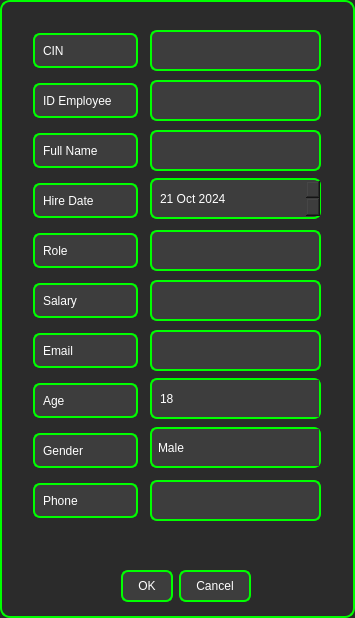
Qt form editemployee.ui (ProjetCpp-2425/projetcpp-smart-pharmacy-2a30) before a commit.
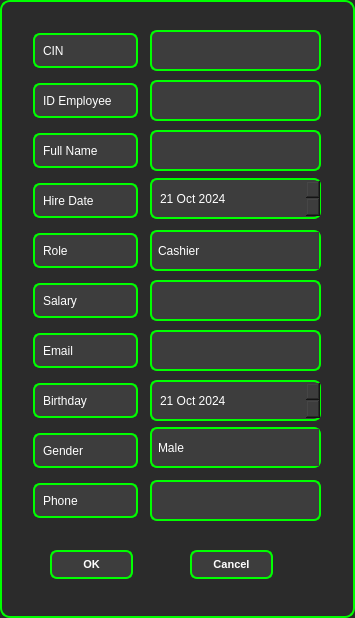
The same form after that commit. Icons and pictures are not drawn.

```diff
--- a/editemployee.ui
+++ b/editemployee.ui
@@ -92,51 +92,6 @@
     </datetime>
    </property>
   </widget>
-  <widget class="QLineEdit" name="roleLineEdit">
-   <property name="geometry">
-    <rect>
-     <x>150</x>
-     <y>230</y>
-     <width>171</width>
-     <height>41</height>
-    </rect>
-   </property>
-   <property name="styleSheet">
-    <string notr="true">/* QLineEdit Styling */
-QLineEdit {
-    border-style: solid;
-    background-color: #3d3d3d;  /* Same dark background as QPushButton */
-    color: #fff;  /* White text */
-    border-radius: 7px;  /* Rounded corners */
-    border-width: 2px;  /* Set border width */
-    border-color: #00ff00;  /* Green border */
-    padding: 6px;  /* Padding inside the line edit */
-    outline: none; /* Remove default focus outline */
-    selection-background-color: #2d89ef; /* Blue selection background */
-    selection-color: #fff; /* White selection text */
-}
-
-/* Hover effect */
-QLineEdit:hover {
-    background-color: qlineargradient(spread:pad, x1:0.517, y1:0, x2:0.517, y2:1, stop:0 rgba(45, 45, 45, 255), stop:1 rgba(29, 29, 29, 255));  /* Darker background on hover */
-    border-color: #2d89ef;  /* Blue border on hover */
-}
-
-/* Focused effect (when the user clicks into the QLineEdit) */
-QLineEdit:focus {
-    background-color: qlineargradient(spread:pad, x1:0.517, y1:0, x2:0.517, y2:1, stop:0 rgba(29, 29, 29, 255), stop:1 rgba(45, 45, 45, 255));  /* Slightly darker background when focused */
-    border-color: #da532c;  /* Red-orange border on focus */
-}
-
-/* Disabled QLineEdit */
-QLineEdit:disabled {
-    background-color: #2b2b2b;  /* Darker background for disabled state */
-    color: #aaaaaa;  /* Gray text when disabled */
-    border-color: #555555;  /* Lighter border when disabled */
-}
-</string>
-   </property>
-  </widget>
   <widget class="QLineEdit" name="fullNameLineEdit">
    <property name="geometry">
     <rect>
@@ -468,75 +423,6 @@
     <string>Email</string>
    </property>
   </widget>
-  <widget class="QSpinBox" name="ageLineEdit">
-   <property name="geometry">
-    <rect>
-     <x>150</x>
-     <y>378</y>
-     <width>171</width>
-     <height>41</height>
-    </rect>
-   </property>
-   <property name="styleSheet">
-    <string notr="true">/* QSpinBox Styling */
-QSpinBox {
-    border-style: solid;
-    background-color: #3d3d3d;  /* Same dark background */
-    color: #fff;  /* White text */
-    border-radius: 7px;  /* Rounded corners */
-    border-width: 2px;  /* Set border width */
-    border-color: #00ff00;  /* Green border */
-    padding: 6px;  /* Padding inside the spin box */
-    outline: none;  /* Remove default focus outline */
-    qproperty-alignment: 'AlignVCenter | AlignHCenter';  /* Align text to the center */
-}
-
-/* Up/Down arrows styling in QSpinBox */
-QSpinBox::up-button, QSpinBox::down-button {
-    width: 16px;  /* Width of the up/down arrow buttons */
-    background-color: #3d3d3d;  /* Same background color */
-    border: none;  /* Remove borders from the buttons */
-}
-
-QSpinBox::up-arrow, QSpinBox::down-arrow {
-    width: 8px;  /* Fix arrow size */
-    height: 8px;
-    border: none;
-    color: #fff;  /* White arrow */
-}
-
-QSpinBox::up-button:hover, QSpinBox::down-button:hover {
-    background-color: #2d2d2d;  /* Darker background on hover */
-}
-
-/* Hover effect */
-QSpinBox:hover {
-    color: #ccc;  /* Light gray text on hover */
-    background-color: qlineargradient(spread:pad, x1:0.517, y1:0, x2:0.517, y2:1, stop:0 rgba(45, 45, 45, 255), stop:1 rgba(29, 29, 29, 255));  /* Darker background */
-    border-color: #2d89ef;  /* Blue border on hover */
-}
-
-/* Focused effect */
-QSpinBox:focus {
-    background-color: qlineargradient(spread:pad, x1:0.517, y1:0, x2:0.517, y2:1, stop:0 rgba(29, 29, 29, 255), stop:1 rgba(45, 45, 45, 255));  /* Darker background on focus */
-    border-color: #da532c;  /* Orange border on focus */
-}
-
-/* Disabled SpinBox */
-QSpinBox:disabled {
-    background-color: #2b2b2b;  /* Darker background for disabled state */
-    color: #aaaaaa;  /* Gray text when disabled */
-    border-color: #555555;  /* Lighter border when disabled */
-}
-</string>
-   </property>
-   <property name="minimum">
-    <number>0</number>
-   </property>
-   <property name="value">
-    <number>18</number>
-   </property>
-  </widget>
   <widget class="QComboBox" name="genderCombobox">
    <property name="geometry">
     <rect>
@@ -702,63 +588,6 @@
 </string>
    </property>
   </widget>
-  <widget class="QDialogButtonBox" name="buttonBox_2">
-   <property name="geometry">
-    <rect>
-     <x>110</x>
-     <y>570</y>
-     <width>141</width>
-     <height>32</height>
-    </rect>
-   </property>
-   <property name="styleSheet">
-    <string notr="true">/* QDialogButtonBox Styling */
-QDialogButtonBox QPushButton {
-    border-style: solid;
-    background-color: #3d3d3d;  /* Same dark background */
-    color: #fff;  /* White text */
-    border-radius: 7px;  /* Rounded corners */
-    border-width: 2px;  /* Set border width */
-    border-color: #00ff00;  /* Green border */
-    padding: 8px 15px;  /* Padding for button spacing */
-    outline: none; /* Remove default focus outline */
-}
-
-/* Hover effect */
-QDialogButtonBox QPushButton:hover {
-    color: #ccc;  /* Light gray text on hover */
-    background-color: qlineargradient(spread:pad, x1:0.517, y1:0, x2:0.517, y2:1, stop:0 rgba(45, 45, 45, 255), stop:1 rgba(29, 29, 29, 255));  /* Darker background */
-    border-color: #2d89ef;  /* Blue border on hover */
-}
-
-/* Pressed/Clicked effect */
-QDialogButtonBox QPushButton:pressed {
-    background-color: qlineargradient(spread:pad, x1:0.517, y1:0, x2:0.517, y2:1, stop:0 rgba(29, 29, 29, 255), stop:1 rgba(45, 45, 45, 255));  /* Darker background on press */
-    border-color: #da532c;  /* Orange border when pressed */
-}
-
-/* Checked/Pressed button stays in this state */
-QDialogButtonBox QPushButton:checked {
-    background-color: #76797C;  /* Grayish background when checked */
-    border-color: #6A6969;  /* Gray border when checked */
-    color: #ffffff;  /* White text when checked */
-}
-
-/* Disabled Button */
-QDialogButtonBox QPushButton:disabled {
-    background-color: #2b2b2b;  /* Darker background for disabled button */
-    color: #aaaaaa;  /* Gray text when disabled */
-    border-color: #555555;  /* Lighter border when disabled */
-}
-</string>
-   </property>
-   <property name="orientation">
-    <enum>Qt::Horizontal</enum>
-   </property>
-   <property name="standardButtons">
-    <set>QDialogButtonBox::Cancel|QDialogButtonBox::Ok</set>
-   </property>
-  </widget>
   <widget class="QLabel" name="label">
    <property name="geometry">
     <rect>
@@ -902,9 +731,295 @@
 </string>
    </property>
    <property name="text">
-    <string>Age</string>
+    <string>Birthday</string>
    </property>
   </widget>
+  <widget class="QPushButton" name="okbutton">
+   <property name="geometry">
+    <rect>
+     <x>50</x>
+     <y>550</y>
+     <width>83</width>
+     <height>29</height>
+    </rect>
+   </property>
+   <property name="styleSheet">
+    <string notr="true">/* QPushButton Styling */
+QPushButton {
+    border-style: solid;
+    background-color: #3d3d3d;  /* Same dark background */
+    color: #ffffff;  /* White text */
+    font-size: 11px;  /* Increase font size */
+    font-weight: bold;  /* Make text bold */
+    border-radius: 7px;  /* Rounded corners */
+    border-width: 2px;  /* Set border width */
+    border-color: #00ff00;  /* Green border */
+    padding: 8px 15px;  /* Padding for button spacing */
+    outline: none; /* Remove default focus outline */
+}
+
+/* Hover effect */
+QPushButton:hover {
+    color: #e0e0e0;  /* Slightly brighter text on hover */
+    background-color: qlineargradient(spread:pad, x1:0.517, y1:0, x2:0.517, y2:1, stop:0 rgba(45, 45, 45, 255), stop:0.505682 rgba(45, 45, 45, 255), stop:1 rgba(29, 29, 29, 255));  /* Darker background */
+    border-color: #2d89ef;  /* Blue border on hover */
+}
+
+/* Pressed/Clicked effect (with border unchanged) */
+QPushButton:pressed {
+    background-color: qlineargradient(spread:pad, x1:0.517, y1:0, x2:0.517, y2:1, stop:0 rgba(29, 29, 29, 255), stop:0.505682 rgba(45, 45, 45, 255), stop:1 rgba(29, 29, 29, 255));  /* Darker background on press */
+    border-color: #da532c;  /* Keep the orange border when pressed */
+    border-width: 2px;  /* Keep the border width */
+}
+
+/* Checked/Pressed button stays in this state */
+QPushButton:checked {
+    background-color: #76797C;  /* Grayish background when checked */
+    border-color: #6A6969;  /* Gray border when checked */
+    color: #ffffff;  /* White text when checked */
+}
+
+/* Disabled Button */
+QPushButton:disabled {
+    background-color: #2b2b2b;  /* Darker background for disabled button */
+    color: #aaaaaa;  /* Gray text when disabled */
+    border-color: #555555;  /* Lighter border when disabled */
+}
+</string>
+   </property>
+   <property name="text">
+    <string>OK</string>
+   </property>
+  </widget>
+  <widget class="QPushButton" name="cancelbutton">
+   <property name="geometry">
+    <rect>
+     <x>190</x>
+     <y>550</y>
+     <width>83</width>
+     <height>29</height>
+    </rect>
+   </property>
+   <property name="styleSheet">
+    <string notr="true">/* QPushButton Styling */
+QPushButton {
+    border-style: solid;
+    background-color: #3d3d3d;  /* Same dark background */
+    color: #ffffff;  /* White text */
+    font-size: 11px;  /* Increase font size */
+    font-weight: bold;  /* Make text bold */
+    border-radius: 7px;  /* Rounded corners */
+    border-width: 2px;  /* Set border width */
+    border-color: #00ff00;  /* Green border */
+    padding: 8px 15px;  /* Padding for button spacing */
+    outline: none; /* Remove default focus outline */
+}
+
+/* Hover effect */
+QPushButton:hover {
+    color: #e0e0e0;  /* Slightly brighter text on hover */
+    background-color: qlineargradient(spread:pad, x1:0.517, y1:0, x2:0.517, y2:1, stop:0 rgba(45, 45, 45, 255), stop:0.505682 rgba(45, 45, 45, 255), stop:1 rgba(29, 29, 29, 255));  /* Darker background */
+    border-color: #2d89ef;  /* Blue border on hover */
+}
+
+/* Pressed/Clicked effect (with border unchanged) */
+QPushButton:pressed {
+    background-color: qlineargradient(spread:pad, x1:0.517, y1:0, x2:0.517, y2:1, stop:0 rgba(29, 29, 29, 255), stop:0.505682 rgba(45, 45, 45, 255), stop:1 rgba(29, 29, 29, 255));  /* Darker background on press */
+    border-color: #da532c;  /* Keep the orange border when pressed */
+    border-width: 2px;  /* Keep the border width */
+}
+
+/* Checked/Pressed button stays in this state */
+QPushButton:checked {
+    background-color: #76797C;  /* Grayish background when checked */
+    border-color: #6A6969;  /* Gray border when checked */
+    color: #ffffff;  /* White text when checked */
+}
+
+/* Disabled Button */
+QPushButton:disabled {
+    background-color: #2b2b2b;  /* Darker background for disabled button */
+    color: #aaaaaa;  /* Gray text when disabled */
+    border-color: #555555;  /* Lighter border when disabled */
+}
+</string>
+   </property>
+   <property name="text">
+    <string>Cancel</string>
+   </property>
+  </widget>
+  <widget class="QDateEdit" name="birthdaydateedit">
+   <property name="geometry">
+    <rect>
+     <x>150</x>
+     <y>380</y>
+     <width>171</width>
+     <height>41</height>
+    </rect>
+   </property>
+   <property name="styleSheet">
+    <string notr="true">/* QDateEdit Styling */
+QDateEdit {
+    border-style: solid;
+    background-color: #3d3d3d;  /* Same dark background */
+    color: #fff;  /* White text */
+    border-radius: 7px;  /* Rounded corners */
+    border-width: 2px;  /* Set border width */
+    border-color: #00ff00;  /* Green border */
+    padding: 6px;  /* Padding inside the date edit */
+    outline: none; /* Remove default focus outline */
+    /* Align text to the center */
+    qproperty-alignment: 'AlignVCenter | AlignHCenter';
+}
+
+/* Styling the drop-down arrow button of QDateEdit */
+QDateEdit::drop-down {
+    width: 25px; /* Width of the drop-down arrow button */
+    border: none;  /* Remove border */
+    background-color: #3d3d3d;  /* Same background as QDateEdit */
+}
+
+/* Drop-down arrow icon in QDateEdit */
+QDateEdit::down-arrow {
+    image: url(:/icons/arrow_down.png);  /* Custom down arrow icon (you can replace it with any icon path) */
+    width: 10px;
+    height: 10px;
+}
+
+/* Hover effect */
+QDateEdit:hover {
+    color: #ccc;  /* Light gray text on hover */
+    background-color: qlineargradient(spread:pad, x1:0.517, y1:0, x2:0.517, y2:1, stop:0 rgba(45, 45, 45, 255), stop:1 rgba(29, 29, 29, 255));  /* Darker background */
+    border-color: #2d89ef;  /* Blue border on hover */
+}
+
+/* Focused effect (when clicked) */
+QDateEdit:focus {
+    background-color: qlineargradient(spread:pad, x1:0.517, y1:0, x2:0.517, y2:1, stop:0 rgba(29, 29, 29, 255), stop:1 rgba(45, 45, 45, 255));  /* Slightly darker background */
+    border-color: #da532c;  /* Orange border on focus */
+}
+
+/* Disabled QDateEdit */
+QDateEdit:disabled {
+    background-color: #2b2b2b;  /* Darker background for disabled state */
+    color: #aaaaaa;  /* Gray text when disabled */
+    border-color: #555555;  /* Lighter border when disabled */
+}
+</string>
+   </property>
+   <property name="dateTime">
+    <datetime>
+     <hour>0</hour>
+     <minute>0</minute>
+     <second>0</second>
+     <year>2024</year>
+     <month>10</month>
+     <day>21</day>
+    </datetime>
+   </property>
+  </widget>
+  <widget class="QComboBox" name="roleCombobox">
+   <property name="geometry">
+    <rect>
+     <x>150</x>
+     <y>230</y>
+     <width>171</width>
+     <height>41</height>
+    </rect>
+   </property>
+   <property name="styleSheet">
+    <string notr="true">/* QComboBox Styling */
+QComboBox {
+    border-style: solid;
+    background-color: #3d3d3d;  /* Same dark background */
+    color: #fff;  /* White text */
+    border-radius: 7px;  /* Rounded corners */
+    border-width: 2px;  /* Set border width */
+    border-color: #00ff00;  /* Green border */
+    padding: 6px;  /* Padding inside the combo box */
+    outline: none;  /* Remove default focus outline */
+    qproperty-alignment: 'AlignVCenter | AlignHCenter';  /* Align text to the center */
+    combobox-popup: 0;  /* Prevents the popup from covering the widget */
+}
+
+/* Drop-down button in QComboBox */
+QComboBox::drop-down {
+    width: 16px;  /* Width of the drop-down arrow button */
+    background-color: #3d3d3d;  /* Same background color */
+    border: none;  /* Remove borders from the button */
+    subcontrol-position: right;  /* Position it on the right side */
+    subcontrol-origin: padding;
+}
+
+/* Drop-down arrow */
+QComboBox::down-arrow {
+    width: 8px;  /* Fix arrow size */
+    height: 8px;
+    border: none;
+    color: #fff;  /* White arrow */
+}
+
+QComboBox::down-arrow:hover {
+    background-color: #2d2d2d;  /* Darker background on hover */
+}
+
+/* Hover effect */
+QComboBox:hover {
+    color: #ccc;  /* Light gray text on hover */
+    background-color: qlineargradient(spread:pad, x1:0.517, y1:0, x2:0.517, y2:1, stop:0 rgba(45, 45, 45, 255), stop:1 rgba(29, 29, 29, 255));  /* Darker background */
+    border-color: #2d89ef;  /* Blue border on hover */
+}
+
+/* Focused effect */
+QComboBox:focus {
+    background-color: qlineargradient(spread:pad, x1:0.517, y1:0, x2:0.517, y2:1, stop:0 rgba(29, 29, 29, 255), stop:1 rgba(45, 45, 45, 255));  /* Darker background on focus */
+    border-color: #da532c;  /* Orange border on focus */
+}
+
+/* Disabled ComboBox */
+QComboBox:disabled {
+    background-color: #2b2b2b;  /* Darker background for disabled state */
+    color: #aaaaaa;  /* Gray text when disabled */
+    border-color: #555555;  /* Lighter border when disabled */
+}
+
+/* Styling the popup (the list of items) */
+QComboBox QAbstractItemView {
+    background-color: #3d3d3d;  /* Dark background for the dropdown */
+    color: #fff;  /* White text */
+    border: 2px solid #00ff00;  /* Green border */
+    selection-background-color: #2d89ef;  /* Blue background for selected item */
+    selection-color: #fff;  /* White text for selected item */
+}
+
+/* Hover effect for items in the popup */
+QComboBox QAbstractItemView::item:hover {
+    background-color: #2d2d2d;  /* Darker background on hover */
+    color: #ccc;  /* Light gray text */
+}
+</string>
+   </property>
+   <item>
+    <property name="text">
+     <string>Cashier</string>
+    </property>
+   </item>
+   <item>
+    <property name="text">
+     <string>Pharmacy IT Specialist</string>
+    </property>
+   </item>
+   <item>
+    <property name="text">
+     <string>Pharmacy Technician</string>
+    </property>
+   </item>
+   <item>
+    <property name="text">
+     <string>Inventory Technician</string>
+    </property>
+   </item>
+  </widget>
  </widget>
  <resources/>
  <connections/>
```
